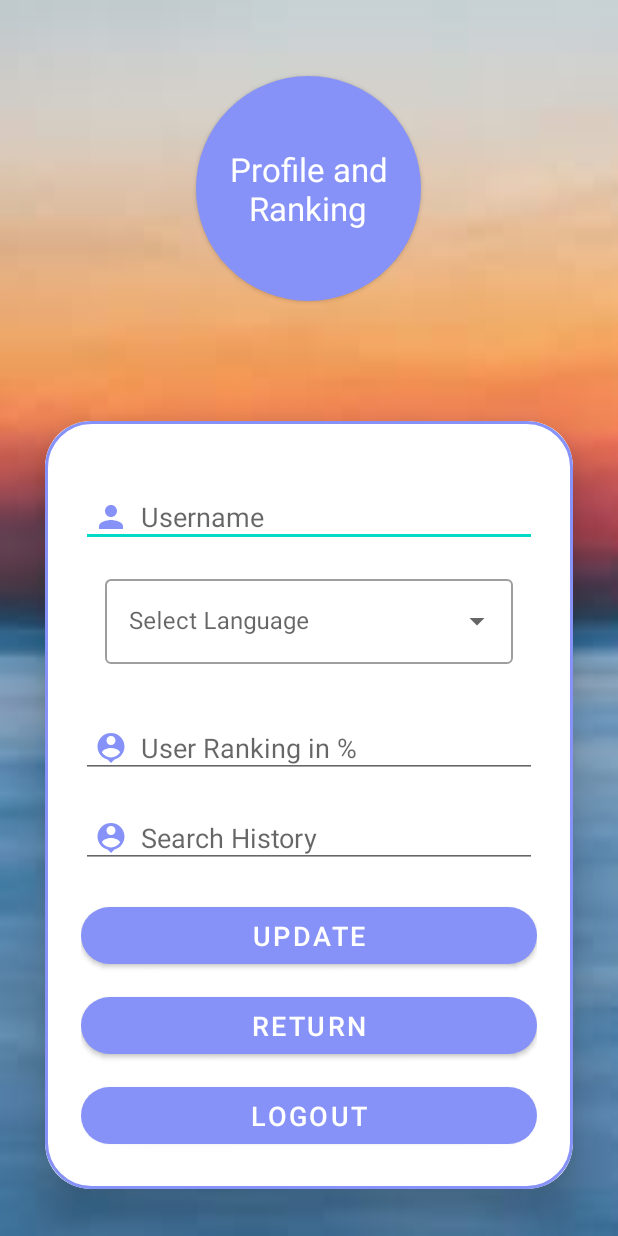
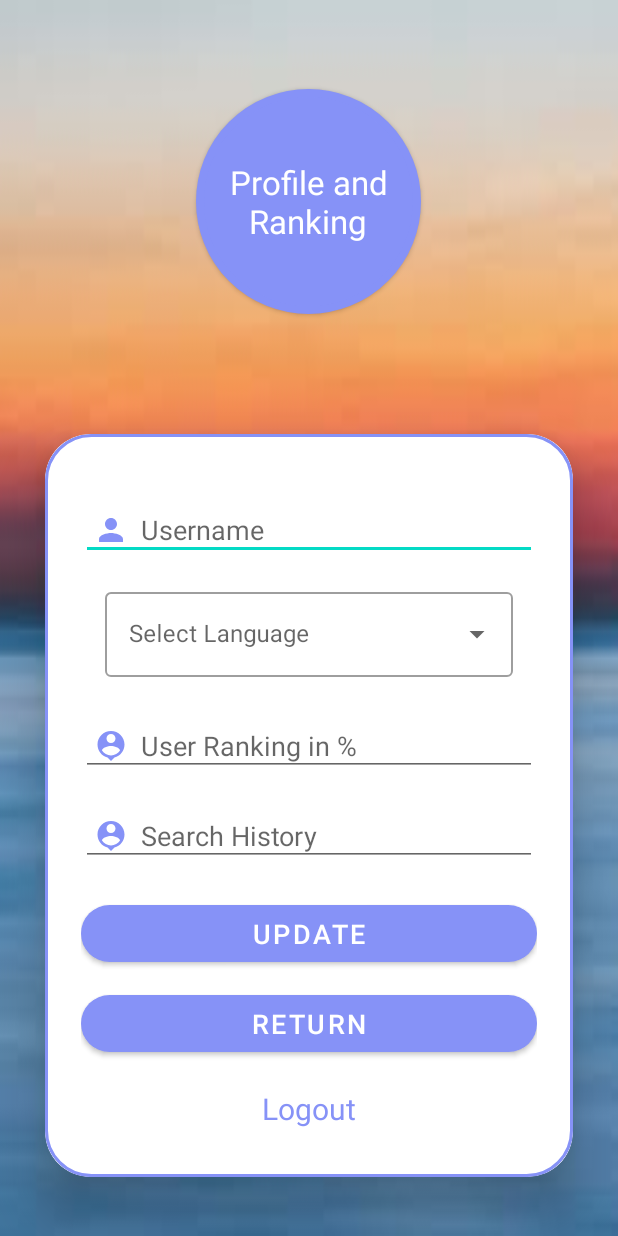
Before and after one commit to Rahulbhalerao45/Language-club-for-beginners, an Android app: the layout activity_profile.xml on its own in the app's theme, with its tools: preview values and no code run, on a phone screen of 412 x 824 dp. Run offline under Robolectric (Android 15) with nearby library versions, the phone set to English and light mode, and no system bars.

Commit message:
Initial Commit

```diff
--- a/app/src/main/res/layout/activity_profile.xml
+++ b/app/src/main/res/layout/activity_profile.xml
@@ -66,7 +66,7 @@
             <EditText
                 android:layout_width="match_parent"
                 android:layout_height="40dp"
-                android:layout_marginTop="20dp"
+                android:layout_marginTop="10dp"
                 android:padding="8dp"
                 android:id="@+id/main_profile3"
                 android:hint="User Ranking in %"
@@ -110,14 +110,16 @@
                 android:layout_marginTop="10dp"
                 app:cornerRadius = "20dp"/>
 
-            <Button
-                android:layout_width="match_parent"
-                android:layout_height="50dp"
+            <TextView
+                android:layout_width="wrap_content"
+                android:layout_height="wrap_content"
+                android:id="@+id/profile_logout"
                 android:text="Logout"
-                android:id="@+id/logout_button"
-                android:textSize="18sp"
+                android:layout_gravity="center"
+                android:padding="8dp"
                 android:layout_marginTop="10dp"
-                app:cornerRadius = "20dp"/>
+                android:textSize="20sp"
+                android:textColor="@color/lavender"/>
 
         </LinearLayout>
     </androidx.cardview.widget.CardView>
--- a/app/src/main/res/layout/activity_translate.xml
+++ b/app/src/main/res/layout/activity_translate.xml
@@ -123,7 +123,7 @@
             <Button
                 android:layout_width="match_parent"
                 android:layout_height="60dp"
-                android:text="Back"
+                android:text="Return"
                 android:id="@+id/back_button"
                 android:textSize="18sp"
                 android:layout_marginTop="20dp"
```
Also changed, not shown: app/src/main/java/com/example/majorproject/Profile.java (+5 -2 lines).
